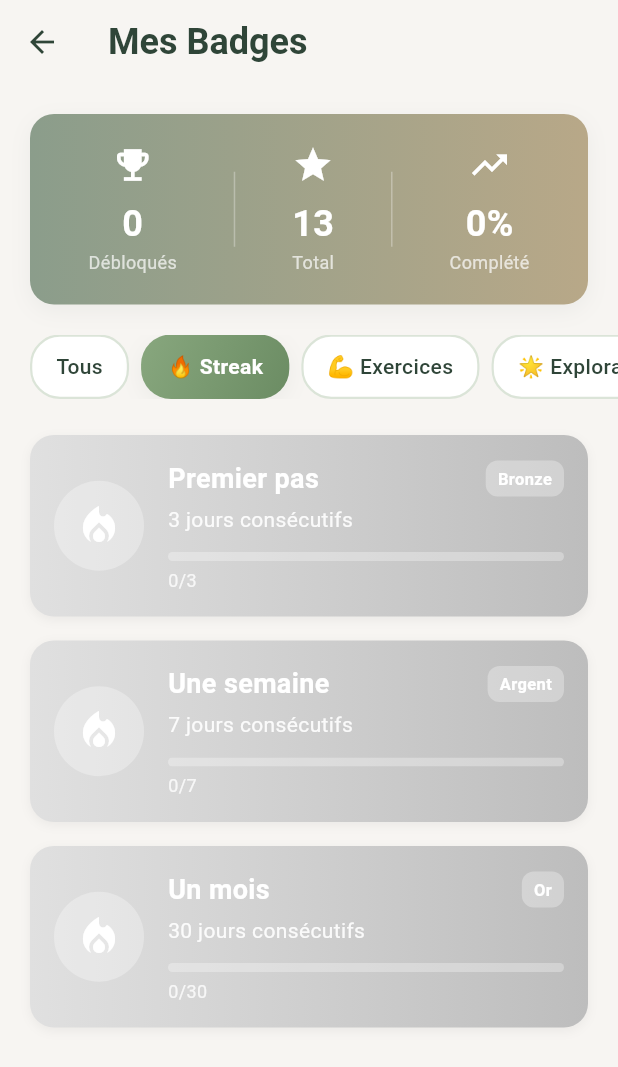
After one commit to risemomentuman-commits/MoodTips, a Flutter app: the BadgesPage screen opened by its route, after a tap on "🔥 Streak", on a phone screen of 412 x 824 dp. The commit adds this screen. Shown: the top 1067 px of the screen. Run offline on Flutter 3.47's test engine with Material 3 defaults, Android fonts, the phone set to English and light mode, and no system bars; our stand-ins replace audioplayers, firebase_core, firebase_messaging, flutter_local_notifications, flutter_tts, image_picker and 4 more; missing offline and left inert: dart:html, dart:js_util; accounts and stored records are empty; Roboto replaces fonts that are missing (SF Pro).

Commit message:
create badge parie 2

```diff
--- a/lib/main.dart
+++ b/lib/main.dart
@@ -12,6 +12,7 @@ import 'services/audio_preloader.dart';
 import 'pages/welcome_page.dart';
 import 'package:flutter/foundation.dart' show kIsWeb;
 import 'services/web_notification_service.dart';
+import 'pages/badges_page.dart';
 
 void main() async {
   WidgetsFlutterBinding.ensureInitialized();
@@ -127,7 +128,10 @@ class MyApp extends StatelessWidget {
         },
       ),
 
-      routes: AppRoutes.getRoutes(),
+      routes: {
+        ...AppRoutes.getRoutes(),
+        '/badges': (context) => BadgesPage(),
+      },
 
       // ✅ GESTION DES ROUTES DYNAMIQUES (redirections email, etc.)
       onGenerateRoute: (settings) {
--- /dev/null
+++ b/lib/pages/badges_page.dart
@@ -0,0 +1,199 @@
+// lib/pages/badges_page.dart
+// Page affichant tous les badges de l'utilisateur
+
+import 'package:flutter/material.dart';
+import '../models/badge.dart' as models;
+import '../services/badge_service.dart';
+import '../widgets/badge_card.dart';
+import '../utils/app_colors.dart';
+
+class BadgesPage extends StatefulWidget {
+  @override
+  _BadgesPageState createState() => _BadgesPageState();
+}
+
+class _BadgesPageState extends State<BadgesPage> {
+  List<models.Badge> _badges = [];
+  bool _isLoading = true;
+  models.BadgeCategory? _selectedCategory;
+
+  @override
+  void initState() {
+    super.initState();
+    _loadBadges();
+  }
+
+  Future<void> _loadBadges() async {
+    final badges = await BadgeService.getUserBadges();
+    if (mounted) {
+      setState(() {
+        _badges = badges;
+        _isLoading = false;
+      });
+    }
+  }
+
+  List<models.Badge> get _filteredBadges {
+    if (_selectedCategory == null) return _badges;
+    return _badges.where((b) => b.category == _selectedCategory).toList();
+  }
+
+  int get _unlockedCount => _badges.where((b) => b.isUnlocked).length;
+
+  @override
+  Widget build(BuildContext context) {
+    return Scaffold(
+      backgroundColor: AppColors.backgroundPrimary,
+      appBar: AppBar(
+        backgroundColor: Colors.transparent,
+        elevation: 0,
+        title: Text(
+          'Mes Badges',
+          style: TextStyle(
+            color: AppColors.textDark,
+            fontSize: 24,
+            fontWeight: FontWeight.bold,
+          ),
+        ),
+        iconTheme: IconThemeData(color: AppColors.textDark),
+      ),
+      body: _isLoading
+        ? Center(child: CircularProgressIndicator(color: AppColors.primary))
+        : Column(
+            children: [
+              // Stats header
+              Container(
+                margin: EdgeInsets.all(20),
+                padding: EdgeInsets.all(20),
+                decoration: BoxDecoration(
+                  gradient: AppColors.streakGradient,
+                  borderRadius: BorderRadius.circular(16),
+                  boxShadow: AppColors.cardShadow,
+                ),
+                child: Row(
+                  mainAxisAlignment: MainAxisAlignment.spaceAround,
+                  children: [
+                    _buildStat(
+                      value: '$_unlockedCount',
+                      label: 'Débloqués',
+                      icon: Icons.emoji_events,
+                    ),
+                    Container(width: 1, height: 50, color: Colors.white30),
+                    _buildStat(
+                      value: '${_badges.length}',
+                      label: 'Total',
+                      icon: Icons.star,
+                    ),
+                    Container(width: 1, height: 50, color: Colors.white30),
+                    _buildStat(
+                      value: '${(_unlockedCount / _badges.length * 100).toInt()}%',
+                      label: 'Complété',
+                      icon: Icons.trending_up,
+                    ),
+                  ],
+                ),
+              ),
+
+              // Filtres catégories
+              SingleChildScrollView(
+                scrollDirection: Axis.horizontal,
+                padding: EdgeInsets.symmetric(horizontal: 20),
+                child: Row(
+                  children: [
+                    _buildFilterChip('Tous', null),
+                    SizedBox(width: 8),
+                    _buildFilterChip('🔥 Streak', models.BadgeCategory.streak),
+                    SizedBox(width: 8),
+                    _buildFilterChip('💪 Exercices', models.BadgeCategory.exercise),
+                    SizedBox(width: 8),
+                    _buildFilterChip('🌟 Exploration', models.BadgeCategory.exploration),
+                    SizedBox(width: 8),
+                    _buildFilterChip('⏰ Timing', models.BadgeCategory.timing),
+                    SizedBox(width: 8),
+                    _buildFilterChip('🏆 Milestones', models.BadgeCategory.milestone),
+                  ],
+                ),
+              ),
+
+              SizedBox(height: 16),
+
+              // Liste des badges
+              Expanded(
+                child: _filteredBadges.isEmpty
+                  ? Center(
+                      child: Text(
+                        'Aucun badge dans cette catégorie',
+                        style: TextStyle(color: AppColors.textMedium),
+                      ),
+                    )
+                  : ListView.builder(
+                      itemCount: _filteredBadges.length,
+                      itemBuilder: (context, index) {
+                        return BadgeCard(badge: _filteredBadges[index]);
+                      },
+                    ),
+              ),
+            ],
+          ),
+    );
+  }
+
+  Widget _buildStat({
+    required String value,
+    required String label,
+    required IconData icon,
+  }) {
+    return Column(
+      children: [
+        Icon(icon, color: Colors.white, size: 28),
+        SizedBox(height: 8),
+        Text(
+          value,
+          style: TextStyle(
+            color: Colors.white,
+            fontSize: 24,
+            fontWeight: FontWeight.bold,
+          ),
+        ),
+        Text(
+          label,
+          style: TextStyle(
+            color: Colors.white70,
+            fontSize: 12,
+          ),
+        ),
+      ],
+    );
+  }
+
+  Widget _buildFilterChip(String label, models.BadgeCategory? category) {
+    final isSelected = _selectedCategory == category;
+
+    return GestureDetector(
+      onTap: () => setState(() => _selectedCategory = category),
+      child: Container(
+        padding: EdgeInsets.symmetric(horizontal: 16, vertical: 10),
+        decoration: BoxDecoration(
+          gradient: isSelected
+            ? AppColors.primaryGradient
+            : null,
+          color: isSelected ? null : Colors.white,
+          borderRadius: BorderRadius.circular(20),
+          border: Border.all(
+            color: isSelected ? Colors.transparent : AppColors.primary.withOpacity(0.3),
+            width: 1.5,
+          ),
+          boxShadow: isSelected ? AppColors.cardShadow : [],
+        ),
+        child: Text(
+          label,
+          style: TextStyle(
+            color: isSelected ? Colors.white : AppColors.textDark,
+            fontWeight: isSelected ? FontWeight.bold : FontWeight.w500,
+            fontSize: 14,
+          ),
+        ),
+      ),
+    );
+  }
+}
--- a/lib/pages/settings_page.dart
+++ b/lib/pages/settings_page.dart
@@ -228,6 +228,14 @@ class SettingsPage extends StatelessWidget {
                   },
                 ),
 
+                ListTile(
+                  leading: Icon(Icons.emoji_events, color: AppColors.primary),
+                  title: Text('Mes Badges'),
+                  subtitle: Text('Consulte tes succès'),
+                  trailing: Icon(Icons.arrow_forward_ios, size: 16),
+                  onTap: () => Navigator.pushNamed(context, '/badges'),
+                ),
+
                 PushNotificationSettingsWidget(),
 
 
--- /dev/null
+++ b/lib/widgets/badge_card.dart
@@ -0,0 +1,195 @@
+// lib/widgets/badge_card.dart
+// Card pour afficher un badge
+
+import 'package:flutter/material.dart';
+import '../models/badge.dart' as models;
+import '../utils/app_colors.dart';
+
+class BadgeCard extends StatelessWidget {
+  final models.Badge badge;
+  final VoidCallback? onTap;
+
+  const BadgeCard({
+    Key? key,
+    required this.badge,
+    this.onTap,
+  }) : super(key: key);
+
+  @override
+  Widget build(BuildContext context) {
+    final isLocked = !badge.isUnlocked;
+
+    return GestureDetector(
+      onTap: onTap,
+      child: Container(
+        margin: EdgeInsets.symmetric(horizontal: 20, vertical: 8),
+        padding: EdgeInsets.all(16),
+        decoration: BoxDecoration(
+          gradient: isLocked
+            ? LinearGradient(colors: [Colors.grey[300]!, Colors.grey[400]!])
+            : _getBadgeGradient(),
+          borderRadius: BorderRadius.circular(16),
+          boxShadow: [
+            BoxShadow(
+              color: Colors.black.withOpacity(isLocked ? 0.05 : 0.15),
+              blurRadius: isLocked ? 5 : 10,
+              offset: Offset(0, isLocked ? 2 : 4),
+            ),
+          ],
+        ),
+        child: Row(
+          children: [
+            // Icône
+            Container(
+              width: 60,
+              height: 60,
+              decoration: BoxDecoration(
+                color: Colors.white.withOpacity(0.3),
+                shape: BoxShape.circle,
+              ),
+              child: Icon(
+                badge.icon,
+                color: Colors.white,
+                size: 32,
+              ),
+            ),
+
+            SizedBox(width: 16),
+
+            // Info
+            Expanded(
+              child: Column(
+                crossAxisAlignment: CrossAxisAlignment.start,
+                children: [
+                  Row(
+                    children: [
+                      Expanded(
+                        child: Text(
+                          badge.name,
+                          style: TextStyle(
+                            color: Colors.white,
+                            fontSize: 18,
+                            fontWeight: FontWeight.bold,
+                          ),
+                        ),
+                      ),
+                      // Badge niveau
+                      Container(
+                        padding: EdgeInsets.symmetric(horizontal: 8, vertical: 4),
+                        decoration: BoxDecoration(
+                          color: Colors.white.withOpacity(0.3),
+                          borderRadius: BorderRadius.circular(8),
+                        ),
+                        child: Text(
+                          _getLevelText(),
+                          style: TextStyle(
+                            color: Colors.white,
+                            fontSize: 11,
+                            fontWeight: FontWeight.bold,
+                          ),
+                        ),
+                      ),
+                    ],
+                  ),
+
+                  SizedBox(height: 4),
+
+                  Text(
+                    badge.description,
+                    style: TextStyle(
+                      color: Colors.white.withOpacity(0.9),
+                      fontSize: 14,
+                    ),
+                  ),
+
+                  SizedBox(height: 12),
+
+                  // Barre de progression
+                  if (isLocked) ...[
+                    ClipRRect(
+                      borderRadius: BorderRadius.circular(4),
+                      child: LinearProgressIndicator(
+                        value: badge.progressPercentage / 100,
+                        backgroundColor: Colors.white.withOpacity(0.3),
+                        valueColor: AlwaysStoppedAnimation<Color>(Colors.white),
+                        minHeight: 6,
+                      ),
+                    ),
+                    SizedBox(height: 4),
+                    Text(
+                      '${badge.currentProgress}/${badge.requiredCount}',
+                      style: TextStyle(
+                        color: Colors.white.withOpacity(0.8),
+                        fontSize: 12,
+                      ),
+                    ),
+                  ] else ...[
+                    Row(
+                      children: [
+                        Icon(Icons.check_circle, color: Colors.white, size: 16),
+                        SizedBox(width: 4),
+                        Text(
+                          'Débloqué ${_formatDate(badge.unlockedAt!)}',
+                          style: TextStyle(
+                            color: Colors.white.withOpacity(0.9),
+                            fontSize: 12,
+                            fontStyle: FontStyle.italic,
+                          ),
+                        ),
+                      ],
+                    ),
+                  ],
+                ],
+              ),
+            ),
+          ],
+        ),
+      ),
+    );
+  }
+
+  LinearGradient _getBadgeGradient() {
+    switch (badge.level) {
+      case models.BadgeLevel.bronze:
+        return LinearGradient(
+          begin: Alignment.topLeft,
+          end: Alignment.bottomRight,
+          colors: [Color(0xFFCD7F32), Color(0xFFB8722C)],
+        );
+      case models.BadgeLevel.silver:
+        return LinearGradient(
+          begin: Alignment.topLeft,
+          end: Alignment.bottomRight,
+          colors: [Color(0xFFC0C0C0), Color(0xFFA8A8A8)],
+        );
+      case models.BadgeLevel.gold:
+        return LinearGradient(
+          begin: Alignment.topLeft,
+          end: Alignment.bottomRight,
+          colors: [Color(0xFFFFD700), Color(0xFFDAA520)],
+        );
+    }
+  }
+
+  String _getLevelText() {
+    switch (badge.level) {
+      case models.BadgeLevel.bronze:
+        return 'Bronze';
+      case models.BadgeLevel.silver:
+        return 'Argent';
+      case models.BadgeLevel.gold:
+        return 'Or';
+    }
+  }
+
+  String _formatDate(DateTime date) {
+    final now = DateTime.now();
+    final diff = now.difference(date);
+
+    if (diff.inDays == 0) return 'aujourd\'hui';
+    if (diff.inDays == 1) return 'hier';
+    if (diff.inDays < 7) return 'il y a ${diff.inDays} jours';
+    if (diff.inDays < 30) return 'il y a ${(diff.inDays / 7).floor()} semaines';
+    return 'le ${date.day}/${date.month}/${date.year}';
+  }
+}
```
Also changed, not shown: lib/pages/mood_check_page.dart (+30 -1 lines), lib/widgets/badge_unlock_dialog.dart (added, +247 -0 lines).
